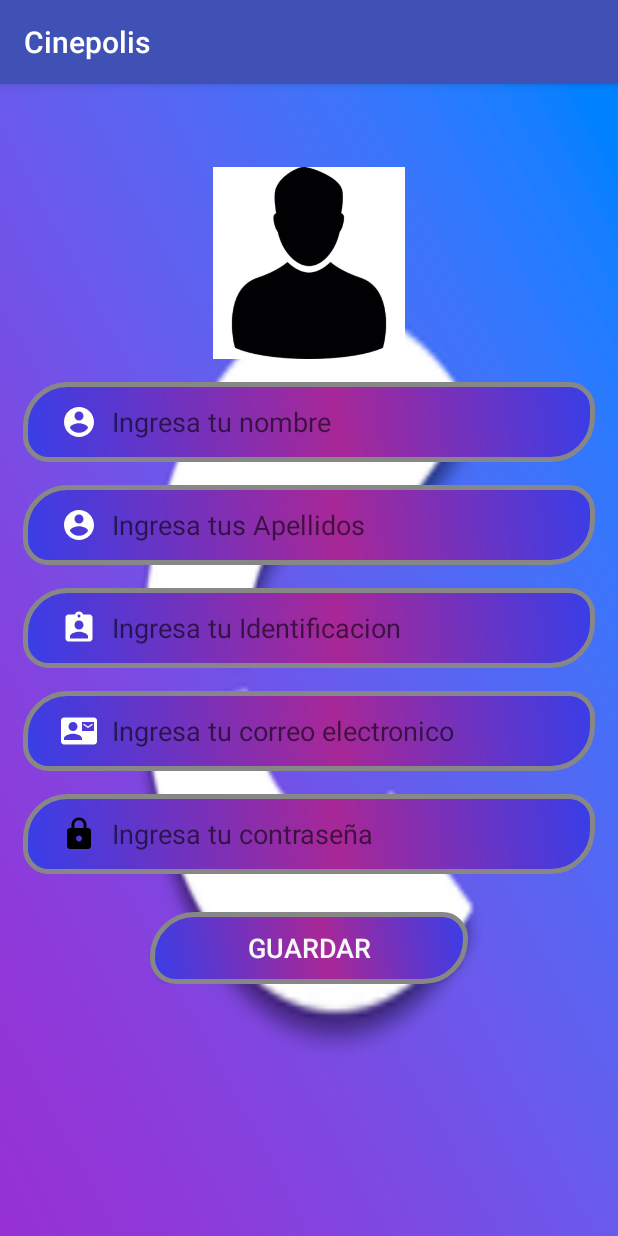
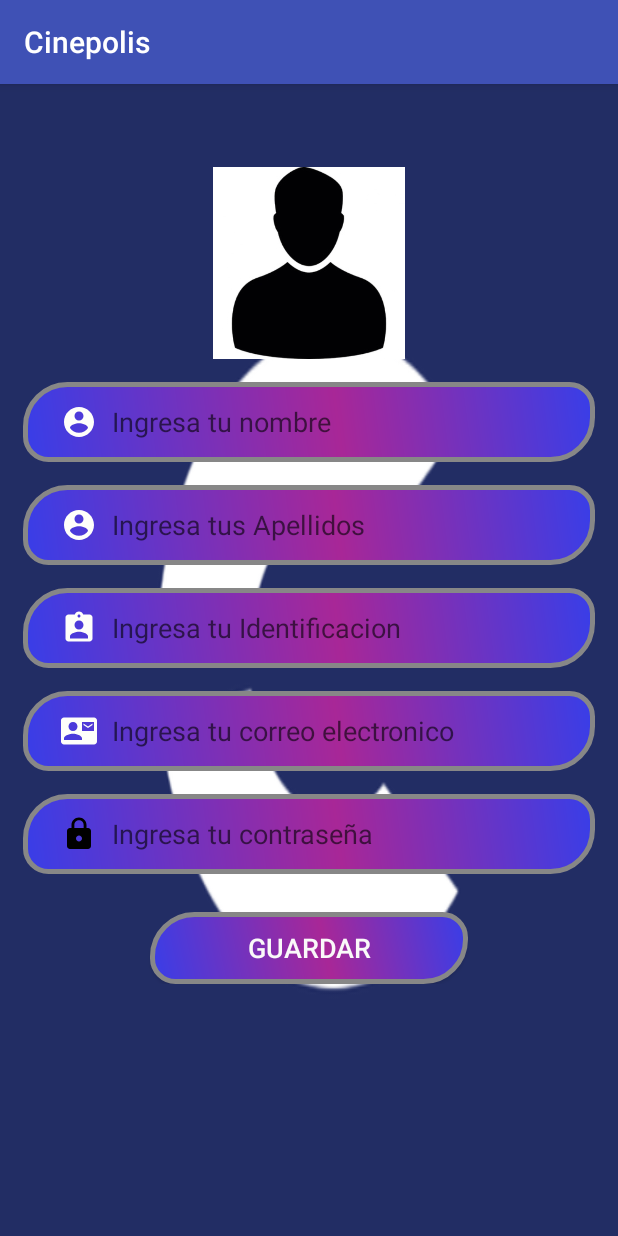
Before and after one commit to MarioCarballo/ProyectoCine, an Android app: the screen it shows after launch (GuardarEmpleado), on a phone screen of 412 x 824 dp. Run offline under Robolectric (Android 15) with nearby library versions, the phone set to English and light mode, and no system bars.

Commit message:
Modifique el fondo

```diff
--- a/app/src/main/res/layout/activity_guardar_empleado.xml
+++ b/app/src/main/res/layout/activity_guardar_empleado.xml
@@ -5,7 +5,7 @@
       android:layout_width="match_parent"
     android:layout_height="match_parent"
     android:orientation="vertical"
-    android:background="@drawable/fondo"
+    android:background="@drawable/fondo1"
     tools:context=".GuardarEmpleado">
 
     <ScrollView
--- a/app/src/main/res/layout/activity_principal.xml
+++ b/app/src/main/res/layout/activity_principal.xml
@@ -6,7 +6,7 @@
     android:layout_height="match_parent"
     tools:context=".Principal"
     android:orientation="vertical"
-    android:background="@drawable/fondo">
+    android:background="@drawable/fondo1">
 
     <ScrollView
         android:layout_width="wrap_content"
```
